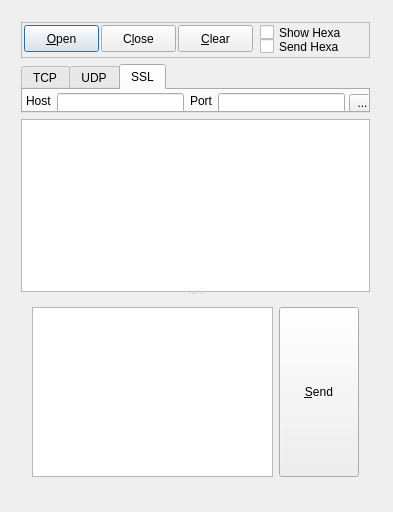
Old version of the form app/netclient/dialog.ui in the repository gilgil1973/vdream90.
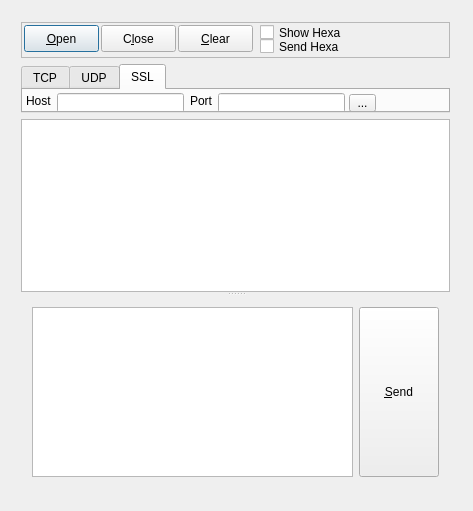
New version of the form.

What changed in the file:
```diff
--- a/app/netclient/dialog.ui
+++ b/app/netclient/dialog.ui
@@ -6,19 +6,19 @@
    <rect>
     <x>0</x>
     <y>0</y>
-    <width>393</width>
-    <height>512</height>
+    <width>473</width>
+    <height>511</height>
    </rect>
   </property>
   <property name="windowTitle">
    <string>NetClient</string>
   </property>
-  <widget class="QWidget" name="">
+  <widget class="QWidget" name="layoutWidget">
    <property name="geometry">
     <rect>
      <x>10</x>
      <y>11</y>
-     <width>371</width>
+     <width>451</width>
      <height>488</height>
     </rect>
    </property>
@@ -333,7 +333,7 @@
         </font>
        </property>
       </widget>
-      <widget class="QWidget" name="">
+      <widget class="QWidget" name="layoutWidget">
        <layout class="QHBoxLayout" name="horizontalLayout">
         <item>
          <widget class="QPlainTextEdit" name="pteSend">
```
